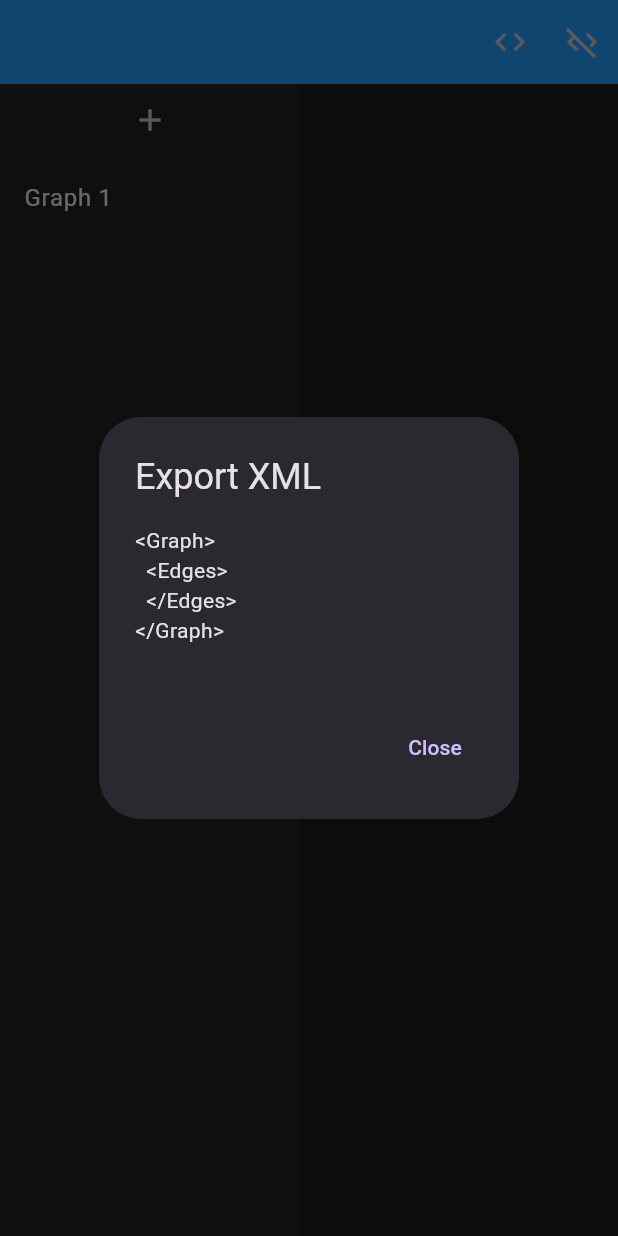
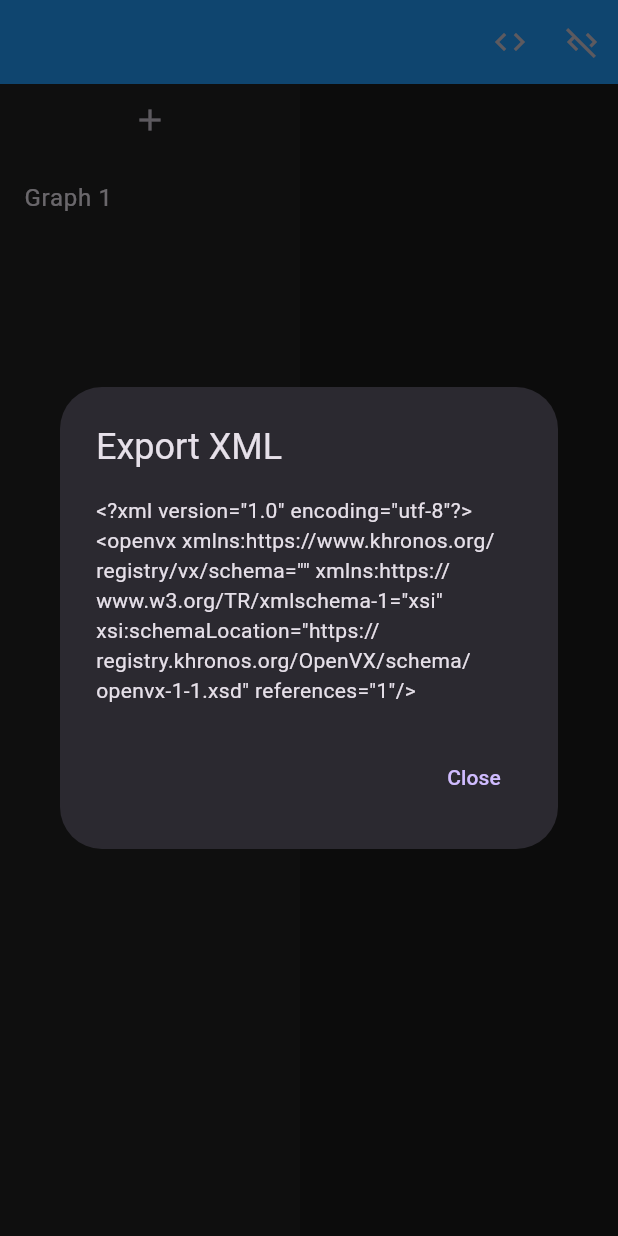
Before and after one commit to RunEdgeAI/coreflow, a Flutter app: the screen it shows after launch, after a tap on the "add" icon, after a tap on the "code off" icon, on a phone screen of 412 x 824 dp. Run offline on Flutter 3.47's test engine with Material 3 defaults, Android fonts, the phone set to English and light mode, and no system bars.

Commit message:
Progress on xml export per openvx spec

```diff
--- a/ui/lib/main.dart
+++ b/ui/lib/main.dart
@@ -56,6 +56,7 @@ class GraphEditorState extends State<GraphEditor> {
   Offset? edgeStart;
   Node? edgeStartNode;
   String? edgeStartOutput;
+  int _refCount = 0;
 
   @override
   void initState() {
@@ -124,6 +125,7 @@ class GraphEditorState extends State<GraphEditor> {
       selectedGraphIndex = graphs.length - 1;
     });
     _deselectAll();
+    _refCount++;
   }
 
   void _deleteGraph(int index) {
@@ -134,6 +136,7 @@ class GraphEditorState extends State<GraphEditor> {
       }
     });
     _deselectAll();
+    _refCount--;
   }
 
   void _addNode(Graph graph, Offset position, Size panelSize) {
@@ -152,6 +155,7 @@ class GraphEditorState extends State<GraphEditor> {
         kernel : _supported.first.kernels.first.name,
       );
       _updateNodeIO(newNode, newNode.kernel);
+      _refCount += newNode.inputs.length + newNode.outputs.length + 1;
       graph.nodes.add(newNode);
     });
     _deselectAll();
@@ -190,6 +194,7 @@ class GraphEditorState extends State<GraphEditor> {
       if (selectedNode != null) {
         graph.edges.removeWhere((edge) =>
           edge.source == selectedNode || edge.target == selectedNode);
+        _refCount -= selectedNode!.inputs.length + selectedNode!.outputs.length + 1;
         graph.nodes.remove(selectedNode);
         selectedNode = null;
       } else if (selectedEdge != null) {
@@ -213,19 +218,46 @@ class GraphEditorState extends State<GraphEditor> {
   }
 
   String _exportXML(Graph graph) {
-    StringBuffer xml = StringBuffer();
-    xml.writeln('<Graph>');
+    final builder = xml.XmlBuilder();
+    final Set<String> targets = _getTargets(graph);
+
+    builder.processing('xml', 'version="1.0" encoding="utf-8"');
+
+    builder.element('openvx', namespaces: {
+      '': 'https://www.khronos.org/registry/vx/schema',
+      'xsi': 'https://www.w3.org/TR/xmlschema-1'
+    }, attributes: {
+      'xsi:schemaLocation': 'https://registry.khronos.org/OpenVX/schema/openvx-1-1.xsd',
+      'references': _refCount.toString()
+    }, nest: () {
+      // Add library entries for each target
+      for (var target in targets) {
+        builder.element('library', nest: target);
+      }
+
+      // Add input and output references
+
+      // Describe graph
+        // Add node and kernel
+
+          // Add input parameters
+          // Add output parameters
+
+      // Add graph input and output parameters
+    });
+
+    final document = builder.buildDocument();
+    return document.toXmlString(pretty: true);
+  }
+
+  Set<String> _getTargets(Graph graph) {
+    final Set<String> targets = {};
+
     for (var node in graph.nodes) {
-      xml.writeln(
-          '  <Node id="${node.id}" name="${node.name}" x="${node.position.dx}" y="${node.position.dy}" />');
+      targets.add('openvx_${node.target}');
     }
-    xml.writeln('  <Edges>');
-    for (var edge in graph.edges) {
-      xml.writeln('    <Edge source="${edge.source.id}" target="${edge.target.id}" />');
-    }
-    xml.writeln('  </Edges>');
-    xml.writeln('</Graph>');
-    return xml.toString();
+
+    return targets;
   }
 
   List<String> _getUpstreamDependencies(Node node) {
@@ -572,8 +604,7 @@ class GraphEditorState extends State<GraphEditor> {
                           SizedBox(height: 8.0),
                           DropdownButtonFormField<String>(
                             isExpanded: true,
-                            value: (selectedNode!.target == 'Default') ?
-                              _supported.first.name : selectedNode!.target,
+                            value: selectedNode!.target,
                             decoration: InputDecoration(
                               labelText: Text(
                                           'Target',
@@ -604,8 +635,7 @@ class GraphEditorState extends State<GraphEditor> {
                           SizedBox(height: 8.0),
                           DropdownButtonFormField<String>(
                             isExpanded: true,
-                            value: (selectedNode!.kernel == 'Default') ?
-                              _supported.first.kernels.first.name : selectedNode!.kernel,
+                            value: selectedNode!.kernel,
                             decoration: InputDecoration(
                               labelText: Text(
                                           'Kernel',
```
